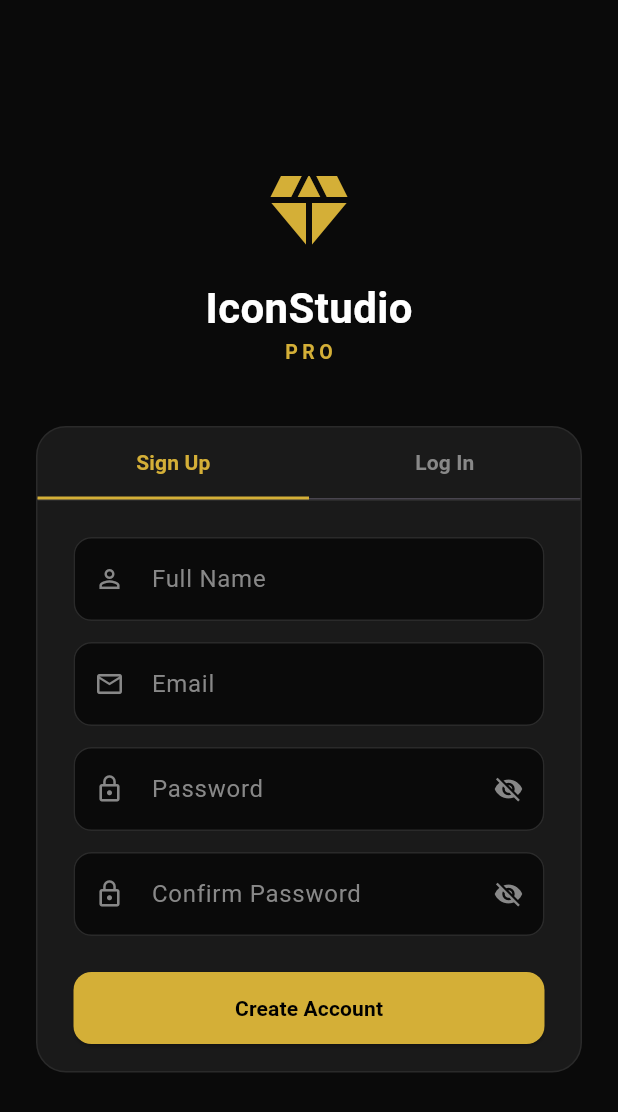
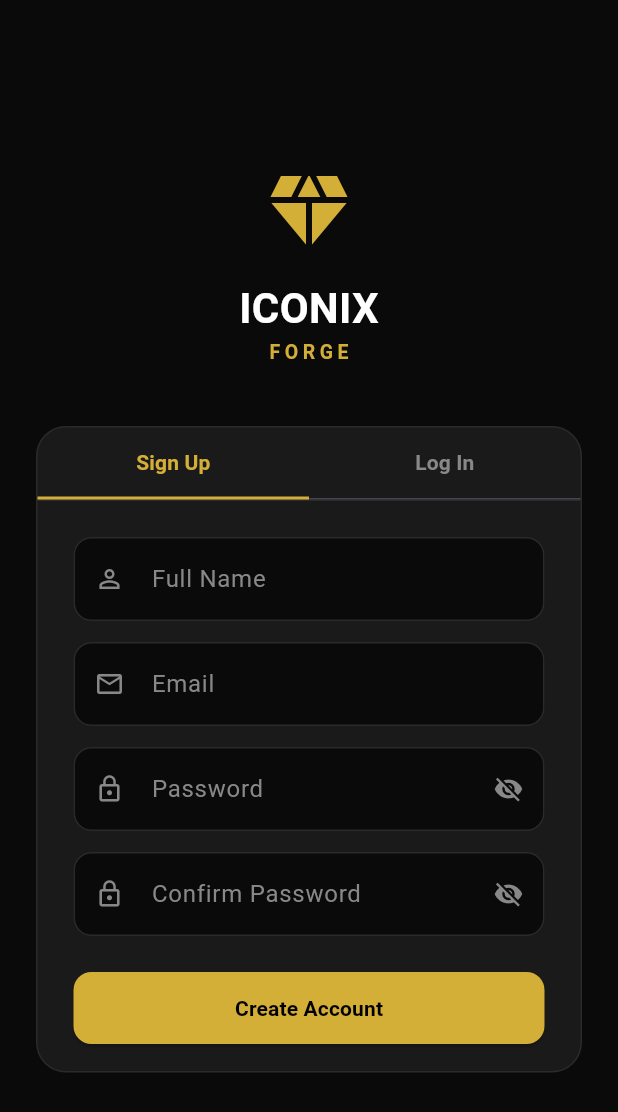
Before and after one commit to MoneyMan421/Iconic-studio-pro, a Flutter app: the screen it shows after launch, on a phone screen of 412 x 824 dp. Shown: the top 1112 px of the screen. Run offline on Flutter 3.47's test engine with Material 3 defaults, Android fonts, the phone set to English and light mode, and no system bars; our stand-ins replace cloud_firestore, file_picker, firebase_auth, firebase_core, firebase_storage, flutter_svg and 1 more; missing offline and left inert: dart:html, flutter_shaders; accounts and stored records are empty.

Commit message:
rebrand: rename app to ICONIX Forge
Agent-Logs-Url: https://github.com/MoneyMan421/Iconic-studio-pro/sessions/8b87d2c3-b031-4371-9337-dbbb5c77ed8d

Co-authored-by: MoneyMan421 <202391590+MoneyMan421@users.noreply.github.com>

```diff
--- a/lib/auth_screen.dart
+++ b/lib/auth_screen.dart
@@ -188,7 +188,7 @@ class _AuthScreenState extends State<AuthScreen>
                   const Icon(Icons.diamond, color: AppColors.gold, size: 64),
                   const SizedBox(height: 12),
                   const Text(
-                    'IconStudio',
+                    'ICONIX',
                     style: TextStyle(
                       color: Colors.white,
                       fontSize: 28,
@@ -196,7 +196,7 @@ class _AuthScreenState extends State<AuthScreen>
                     ),
                   ),
                   const Text(
-                    'PRO',
+                    'FORGE',
                     style: TextStyle(
                       color: AppColors.gold,
                       fontSize: 13,
--- a/lib/main.dart
+++ b/lib/main.dart
@@ -63,10 +63,10 @@ class EditorState {
   );
 }
 
-void main() => runApp(const IconStudioPro());
+void main() => runApp(const IconixForge());
 
-class IconStudioPro extends StatelessWidget {
-  const IconStudioPro({super.key});
+class IconixForge extends StatelessWidget {
+  const IconixForge({super.key});
 
   @override
   Widget build(BuildContext context) {
@@ -364,8 +364,8 @@ class _StudioPageState extends State<StudioPage> {
           const Column(
             crossAxisAlignment: CrossAxisAlignment.start,
             children: [
-              Text('IconStudio', style: TextStyle(fontSize: 20, fontWeight: FontWeight.bold, color: AppColors.textPrimary)),
-              Text('PRO', style: TextStyle(fontSize: 12, fontWeight: FontWeight.w700, color: AppColors.gold, letterSpacing: 2)),
+              Text('ICONIX', style: TextStyle(fontSize: 20, fontWeight: FontWeight.bold, color: AppColors.textPrimary)),
+              Text('FORGE', style: TextStyle(fontSize: 12, fontWeight: FontWeight.w700, color: AppColors.gold, letterSpacing: 2)),
             ],
           ),
           const Spacer(),
--- a/pubspec.yaml
+++ b/pubspec.yaml
@@ -1,5 +1,5 @@
 name: iconic_studio_pro
-description: Premium icon editor with diamond refraction shaders
+description: ICONIX Forge — premium icon editor with diamond refraction shaders
 publish_to: 'none'
 version: 1.0.0+1
 
```
Also changed, not shown: 3 other files.
